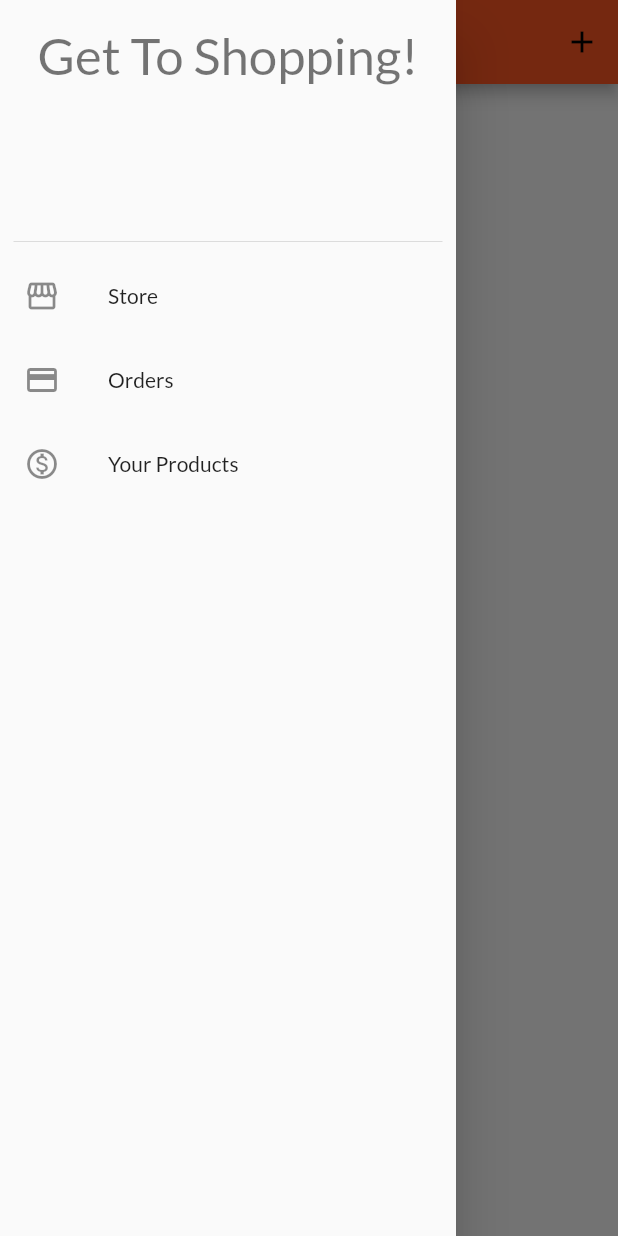
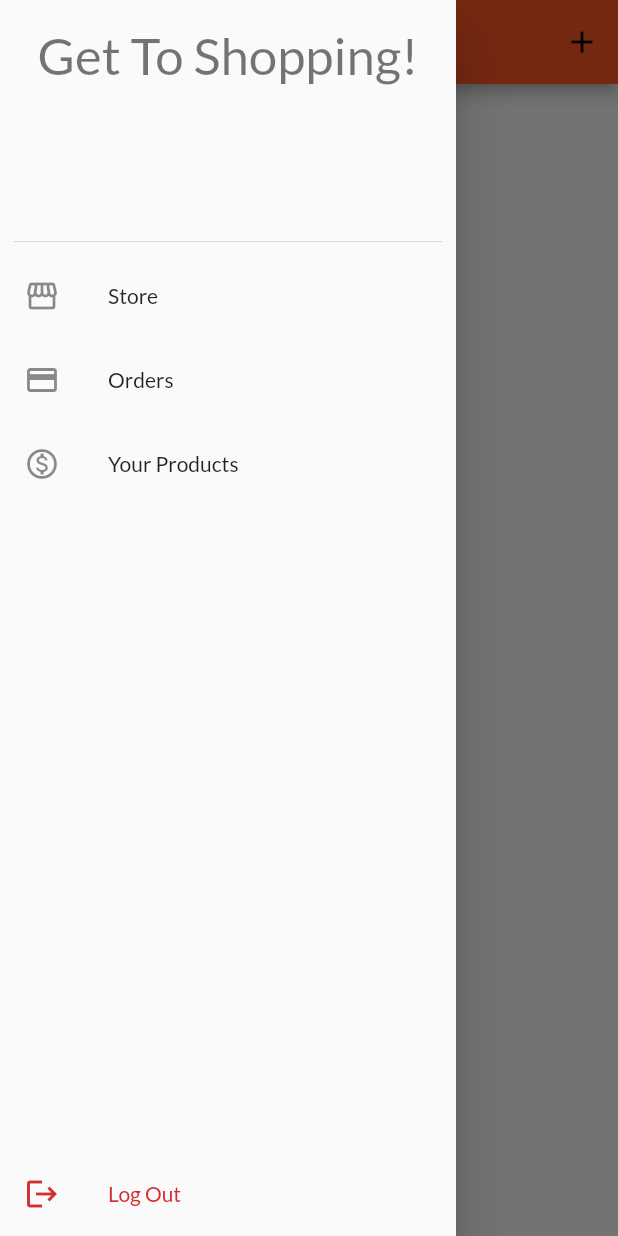
Before and after one commit to daviditco4/shop-app, a Flutter app: the YourProductsOverviewPage screen opened by its route, with the side drawer open, on a phone screen of 412 x 824 dp. Run offline on Flutter 3.47's test engine with Material 2 defaults, Android fonts, the phone set to English and light mode, and no system bars; network calls fail.

Commit message:
Add manual logout

```diff
--- a/lib/widgets/other/main_drawer.dart
+++ b/lib/widgets/other/main_drawer.dart
@@ -1,5 +1,7 @@
 import 'package:flutter/material.dart';
+import 'package:provider/provider.dart';
 
+import '../../models/auth/auth.dart';
 import '../../pages/orders/orders_overview_page.dart';
 import '../../pages/your_products/your_products_overview_page.dart';
 import '../items/drawer_item.dart';
@@ -7,13 +9,15 @@ import '../items/drawer_item.dart';
 class MainDrawer extends StatelessWidget {
   @override
   Widget build(BuildContext context) {
+    final theme = Theme.of(context);
+
     return Drawer(
       child: Column(
         children: [
           DrawerHeader(
             child: Text(
               'Get To Shopping!',
-              style: Theme.of(context).textTheme.headline4,
+              style: theme.textTheme.headline4,
             ),
           ),
           const DrawerItem(
@@ -31,6 +35,15 @@ class MainDrawer extends StatelessWidget {
             icon: Icons.monetization_on_outlined,
             name: 'Your Products',
           ),
+          const Spacer(),
+          ListTile(
+            onTap: () {
+              Navigator.of(context).pop();
+              Provider.of<Auth>(context, listen: false).signOut();
+            },
+            leading: Icon(Icons.logout, color: theme.errorColor),
+            title: Text('Log Out', style: TextStyle(color: theme.errorColor)),
+          ),
         ],
       ),
     );
```
Also changed, not shown: lib/models/auth/auth.dart (+7 -0 lines).
